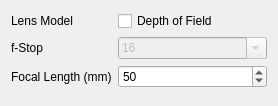
Old version of the form src/ui/camerapropertiesui.ui in the repository joesfer/voxelToy.
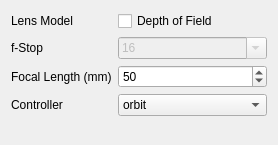
New version of the form.

```diff
--- a/src/ui/camerapropertiesui.ui
+++ b/src/ui/camerapropertiesui.ui
@@ -7,7 +7,7 @@
     <x>0</x>
     <y>0</y>
     <width>278</width>
-    <height>106</height>
+    <height>145</height>
    </rect>
   </property>
   <property name="windowTitle">
@@ -129,6 +129,27 @@
      </property>
     </widget>
    </item>
+   <item row="3" column="0">
+    <widget class="QLabel" name="label_3">
+     <property name="text">
+      <string>Controller</string>
+     </property>
+    </widget>
+   </item>
+   <item row="3" column="1">
+    <widget class="QComboBox" name="comboBox">
+     <item>
+      <property name="text">
+       <string>orbit</string>
+      </property>
+     </item>
+     <item>
+      <property name="text">
+       <string>fly-through</string>
+      </property>
+     </item>
+    </widget>
+   </item>
   </layout>
  </widget>
  <resources/>
```
Left out of the diff: 18 changed lines with no effect on the pictures.
